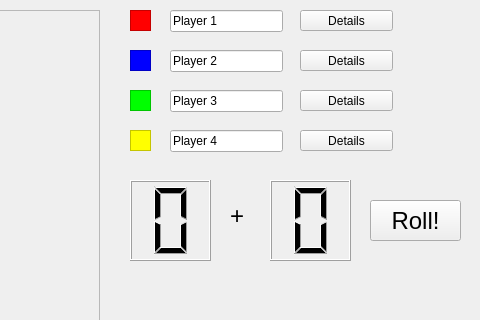
Old version of the form TrialM/mainwindow.ui in the repository Shievani/Monopoly_Prototype; both pictures show x 520 to 1000 and y 0 to 320 of the 1000 by 700 pixel window.
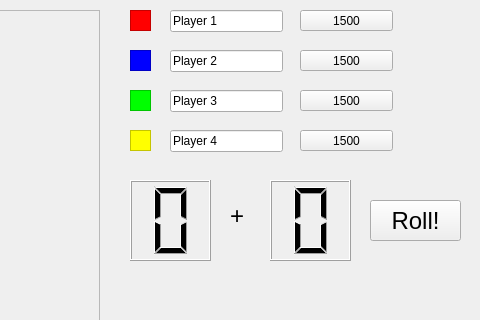
New version of the form. Icons and pictures are not drawn.

```diff
--- a/TrialM/mainwindow.ui
+++ b/TrialM/mainwindow.ui
@@ -162,7 +162,7 @@
      <string>Player 4</string>
     </property>
    </widget>
-   <widget class="QPushButton" name="P1_details">
+   <widget class="QPushButton" name="P0_details">
     <property name="geometry">
      <rect>
       <x>820</x>
@@ -172,7 +172,7 @@
      </rect>
     </property>
     <property name="text">
-     <string>Details</string>
+     <string>1500</string>
     </property>
    </widget>
    <widget class="QPushButton" name="P2_details">
@@ -185,7 +185,7 @@
      </rect>
     </property>
     <property name="text">
-     <string>Details</string>
+     <string>1500</string>
     </property>
    </widget>
    <widget class="QPushButton" name="P3_details">
@@ -198,10 +198,10 @@
      </rect>
     </property>
     <property name="text">
-     <string>Details</string>
+     <string>1500</string>
     </property>
    </widget>
-   <widget class="QPushButton" name="P4_details">
+   <widget class="QPushButton" name="P3_details">
     <property name="geometry">
      <rect>
       <x>820</x>
@@ -211,7 +211,7 @@
      </rect>
     </property>
     <property name="text">
-     <string>Details</string>
+     <string>1500</string>
     </property>
    </widget>
    <widget class="QLCDNumber" name="dice1">
```
Left out of the diff: 4 changed lines with no effect on the pictures.
